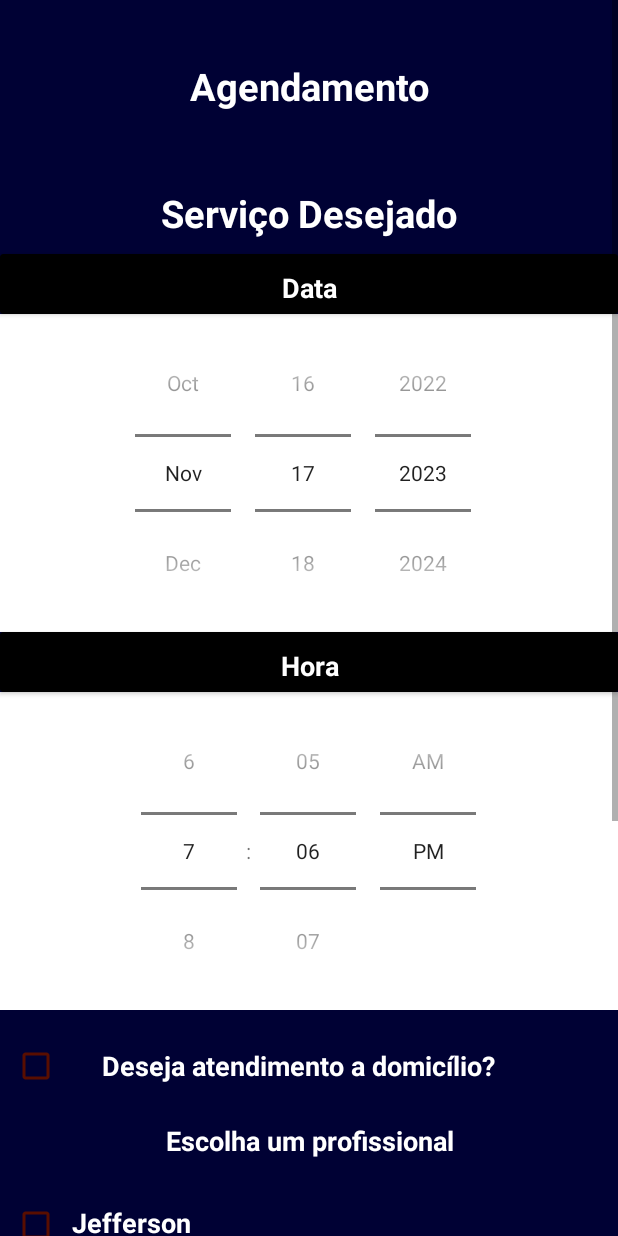
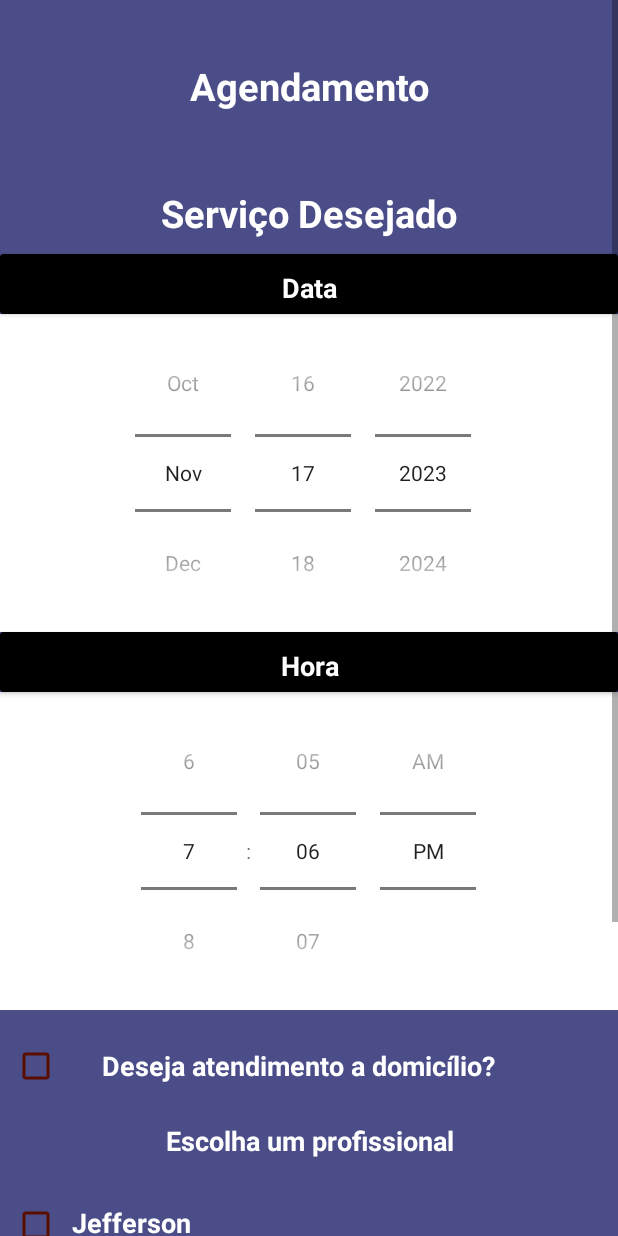
Before and after one commit to devalenca/-CorteCerto, an Android app built with Jetpack Compose: the layout activity_agendamento.xml on its own in the app's theme, with its tools: preview values and no code run, on a phone screen of 412 x 824 dp. Run offline under Robolectric (Android 15) with nearby library versions, the phone set to English and light mode, and no system bars.

Commit message:
Projeto finalizado

```diff
--- a/app/src/main/java/com/example/cortecerto/view/Agendamento.kt
+++ b/app/src/main/java/com/example/cortecerto/view/Agendamento.kt
@@ -77,8 +77,6 @@ class Agendamento : AppCompatActivity() {
             val barbeiro1 = binding.barbeiro1
             val barbeiro2 = binding.barbeiro2
             val barbeiro3 = binding.barbeiro3
-            val barbeiro4 = binding.barbeiro4
-            val barbeiro5 = binding.barbeiro5
             val endereco = binding.endereco.text.toString()
 
             when {
@@ -109,12 +107,6 @@ class Agendamento : AppCompatActivity() {
                 }
                 barbeiro3.isChecked && data.isNotEmpty() && hora.isNotEmpty() -> {
                     salvarAgendamento(it, nome!!, "Luiza",endereco,data,hora, servico!!)
-                }
-                barbeiro4.isChecked && data.isNotEmpty() && hora.isNotEmpty() -> {
-                    salvarAgendamento(it, nome!!, "Gabriel",endereco,data,hora, servico!!)
-                }
-                barbeiro5.isChecked && data.isNotEmpty() && hora.isNotEmpty() -> {
-                    salvarAgendamento(it, nome!!, "Matheus",endereco,data,hora, servico!!)
                 }
                 else -> {
                     mensagem(it, "Escolha um barbeiro!", "#FF0000")
--- a/app/src/main/java/com/example/cortecerto/view/Cadastro.kt
+++ b/app/src/main/java/com/example/cortecerto/view/Cadastro.kt
@@ -54,11 +54,10 @@ class Cadastro: AppCompatActivity() {
             }else -> {
                 auth.createUserWithEmailAndPassword(email, senha).addOnCompleteListener{ cadastro ->
                     if (cadastro.isSuccessful){
-                        val delayMillis = 1500 // 2000 milissegundos = 1,5 segundos
-                        mensagem(it, "Login realizado com sucesso!", "#FF44AF49")
+                        val delayMillis = 1500 // 1500 milissegundos = 1,5 segundos
+                        mensagem(it, "Cadastrado no banco de dados!", "#FF44AF49")
                         Handler(Looper.getMainLooper()).postDelayed({
-                            // Código a ser executado após o atraso
-                            navegarPraHome(nome)
+                            navegar(Intent(this, Home::class.java))
                         }, delayMillis.toLong())
                         val currentUser = auth.currentUser
                         if (currentUser != null) {
@@ -69,7 +68,6 @@ class Cadastro: AppCompatActivity() {
                         } else {
                             mensagem(it, "Erro ao puxar UID", "#FF0000")
                         }
-                        navegarPraHome(nome)
                     }
                 }
 
@@ -95,16 +93,13 @@ class Cadastro: AppCompatActivity() {
         )
 
         db.collection("usuarios").document(id).set(dadosUsuario).addOnCompleteListener{
-            mensagem(view, "Cadastrado no banco de dados!", "#FF44AF49")
         }.addOnFailureListener{
             mensagem(view, "Erro no servidor", "#FF0000")
         }
 
     }
 
-    private fun navegarPraHome(nome: String){
-        val intent = Intent(this, Home::class.java)
-        intent.putExtra("nome", nome)
+    private fun navegar(intent: Intent){
         startActivity(intent)
     }
 }
--- a/app/src/main/res/layout/activity_agendamento.xml
+++ b/app/src/main/res/layout/activity_agendamento.xml
@@ -233,54 +233,6 @@
                 android:textStyle="bold"/>
 
         </LinearLayout>
-        <LinearLayout
-
-            android:layout_width="match_parent"
-            android:layout_height="wrap_content"
-            android:orientation="horizontal"
-            android:layout_marginTop="20dp"
-            android:layout_marginEnd="20dp">
-
-            <CheckBox
-                android:id="@+id/barbeiro4"
-                android:layout_width="wrap_content"
-                android:layout_height="wrap_content"
-                android:buttonTint="#590e00"
-                android:checked="false" />
-
-            <TextView
-                android:layout_width="match_parent"
-                android:layout_height="wrap_content"
-                android:text="Gabriel"
-                android:textSize="18sp"
-                android:textColor="@color/white"
-                android:textStyle="bold"/>
-
-        </LinearLayout>
-        <LinearLayout
-
-            android:layout_width="match_parent"
-            android:layout_height="wrap_content"
-            android:orientation="horizontal"
-            android:layout_marginTop="20dp"
-            android:layout_marginEnd="20dp">
-
-            <CheckBox
-                android:id="@+id/barbeiro5"
-                android:layout_width="wrap_content"
-                android:layout_height="wrap_content"
-                android:buttonTint="#590e00"
-                android:checked="false" />
-
-            <TextView
-                android:layout_width="match_parent"
-                android:layout_height="wrap_content"
-                android:text="Matheus"
-                android:textSize="18sp"
-                android:textColor="@color/white"
-                android:textStyle="bold"/>
-
-        </LinearLayout>
 
         <Button
             android:id="@+id/btnAgendar"
--- a/app/src/main/res/values/colors.xml
+++ b/app/src/main/res/values/colors.xml
@@ -7,7 +7,7 @@
     <color name="teal_700">#FF018786</color>
     <color name="black">#FF000000</color>
     <color name="white">#FFFFFFFF</color>
-    <color name="midnightblue">#000134</color>
+    <color name="midnightblue">#4B4D88</color>
 
 
 </resources>
```
